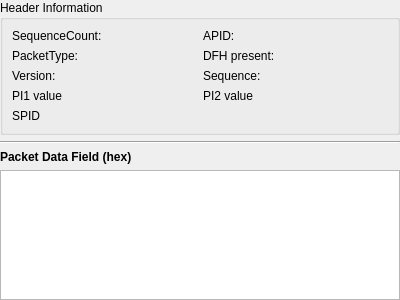
Qt form views/packetcontentview.ui (nicobucher/TMInspector) before a commit.
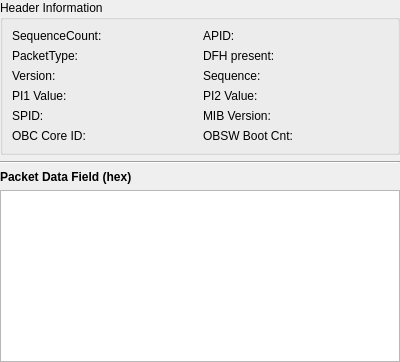
The same form after that commit.

Commit message: added mib version, obsw bootcoutn and core-id to SourcePacket

The edit to the form file:
```diff
--- a/views/packetcontentview.ui
+++ b/views/packetcontentview.ui
@@ -7,7 +7,7 @@
     <x>0</x>
     <y>0</y>
     <width>400</width>
-    <height>300</height>
+    <height>362</height>
    </rect>
   </property>
   <property name="windowTitle">
@@ -32,6 +32,20 @@
       <string>Header Information</string>
      </property>
      <layout class="QGridLayout" name="gridLayout">
+      <item row="4" column="3">
+       <widget class="QLabel" name="mib">
+        <property name="text">
+         <string/>
+        </property>
+       </widget>
+      </item>
+      <item row="4" column="2">
+       <widget class="QLabel" name="mib_label">
+        <property name="text">
+         <string>MIB Version:</string>
+        </property>
+       </widget>
+      </item>
       <item row="0" column="3">
        <widget class="QLabel" name="apid_label">
         <property name="text">
@@ -84,7 +98,7 @@
       <item row="3" column="0">
        <widget class="QLabel" name="PI1_label">
         <property name="text">
-         <string>PI1 value</string>
+         <string>PI1 Value:</string>
         </property>
        </widget>
       </item>
@@ -133,7 +147,7 @@
       <item row="3" column="2">
        <widget class="QLabel" name="PI2_label">
         <property name="text">
-         <string>PI2 value</string>
+         <string>PI2 Value:</string>
         </property>
        </widget>
       </item>
@@ -147,7 +161,7 @@
       <item row="4" column="0">
        <widget class="QLabel" name="SPID_label">
         <property name="text">
-         <string>SPID</string>
+         <string>SPID:</string>
         </property>
        </widget>
       </item>
@@ -158,6 +172,34 @@
         </property>
        </widget>
       </item>
+      <item row="5" column="0">
+       <widget class="QLabel" name="OBCCoreId_label">
+        <property name="text">
+         <string>OBC Core ID:</string>
+        </property>
+       </widget>
+      </item>
+      <item row="5" column="1">
+       <widget class="QLabel" name="core">
+        <property name="text">
+         <string/>
+        </property>
+       </widget>
+      </item>
+      <item row="5" column="2">
+       <widget class="QLabel" name="OBSWbootCnt_label">
+        <property name="text">
+         <string>OBSW Boot Cnt:</string>
+        </property>
+       </widget>
+      </item>
+      <item row="5" column="3">
+       <widget class="QLabel" name="bootcnt">
+        <property name="text">
+         <string/>
+        </property>
+       </widget>
+      </item>
      </layout>
     </widget>
    </item>
```
Left out of the diff: 12 changed lines with no effect on the pictures. The commit also changes 4 other files.
